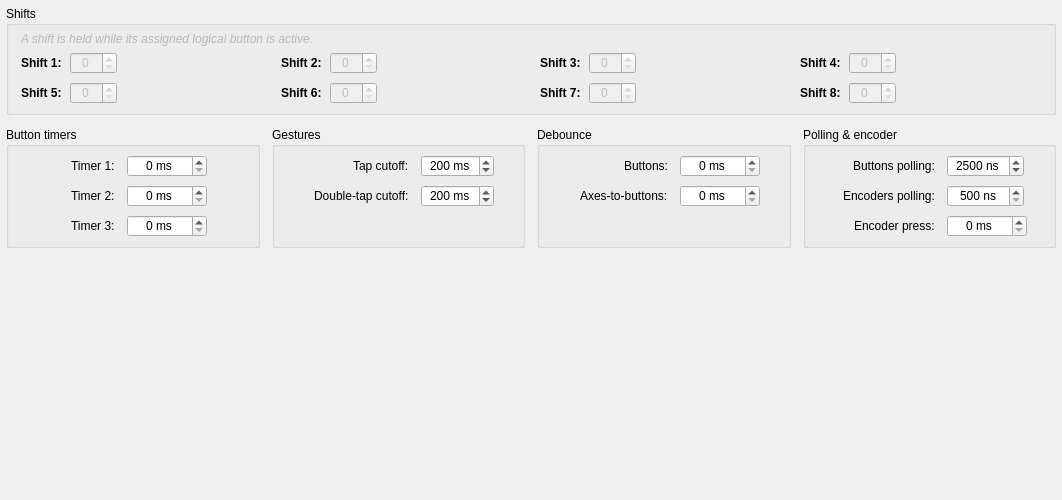
anpeaco/FreeJoyXConfiguratorQt, file src/widgets/shifts-timers/shiftstimersconfig.ui: the form before one commit.
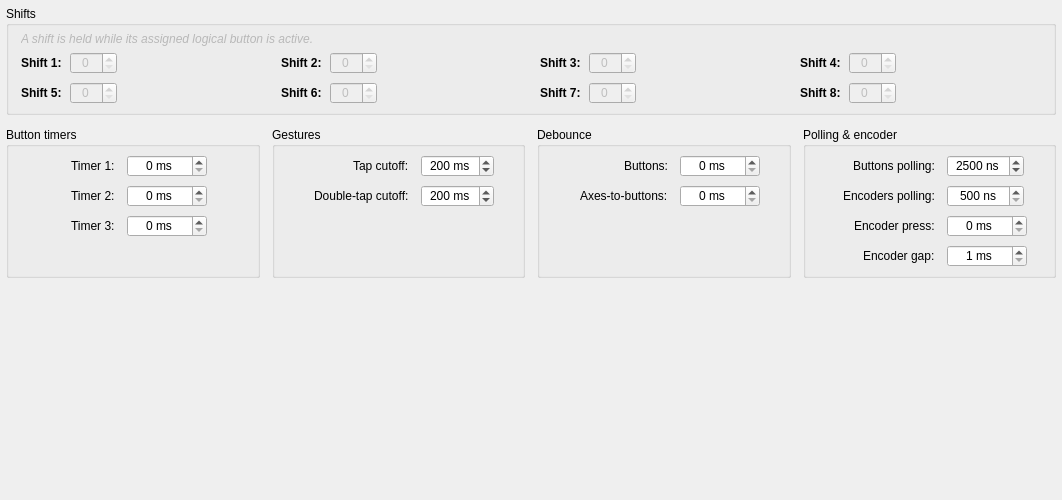
The form after the commit.

Commit message: Encoders: calibrate dialog, live A/B feedback, shared fire count (wire 0x0050) (#113)

```diff
--- a/src/widgets/shifts-timers/shiftstimersconfig.ui
+++ b/src/widgets/shifts-timers/shiftstimersconfig.ui
@@ -404,6 +404,17 @@
           <property name="maximum"><number>65535</number></property>
          </widget>
         </item>
+        <item row="3" column="0"><widget class="QLabel" name="text_encoderGap"><property name="text"><string>Encoder gap:</string></property></widget></item>
+        <item row="3" column="1">
+         <widget class="QSpinBox" name="spinBox_EncoderGap">
+          <property name="toolTip"><string>Encoder step gap (queue mode)&#10;&#10;The OFF time between queued encoder presses. Keep it short so a fast spin's queue drains quickly; the ON time is set by Encoder press.</string></property>
+          <property name="maximumSize"><size><width>90</width><height>22</height></size></property>
+          <property name="alignment"><set>Qt::AlignCenter</set></property>
+          <property name="suffix"><string> ms</string></property>
+          <property name="minimum"><number>1</number></property>
+          <property name="maximum"><number>65535</number></property>
+         </widget>
+        </item>
        </layout>
       </widget>
      </item>
```
The commit also changes 45 other files.
